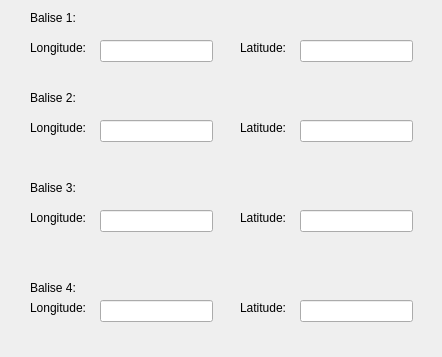
etiennelndr/ihm_voilierautonome, file ihm/forms/balises.ui: the form before one commit.
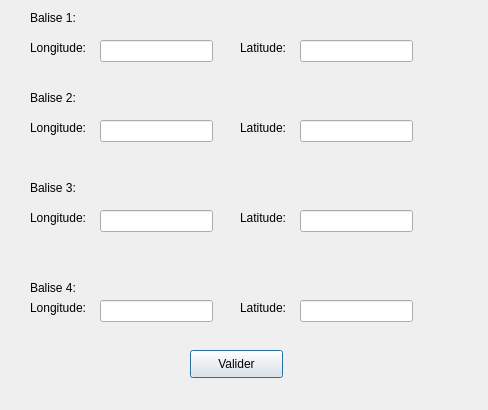
The form after the commit.

```diff
--- a/ihm/forms/balises.ui
+++ b/ihm/forms/balises.ui
@@ -6,8 +6,8 @@
    <rect>
     <x>0</x>
     <y>0</y>
-    <width>442</width>
-    <height>357</height>
+    <width>488</width>
+    <height>410</height>
    </rect>
   </property>
   <property name="windowTitle">
@@ -249,6 +249,19 @@
     </rect>
    </property>
   </widget>
+  <widget class="QPushButton" name="bouton_valider">
+   <property name="geometry">
+    <rect>
+     <x>190</x>
+     <y>350</y>
+     <width>93</width>
+     <height>28</height>
+    </rect>
+   </property>
+   <property name="text">
+    <string>Valider</string>
+   </property>
+  </widget>
  </widget>
  <resources/>
  <connections/>
```
Left out of the diff: 7 changed lines with no effect on the pictures.
